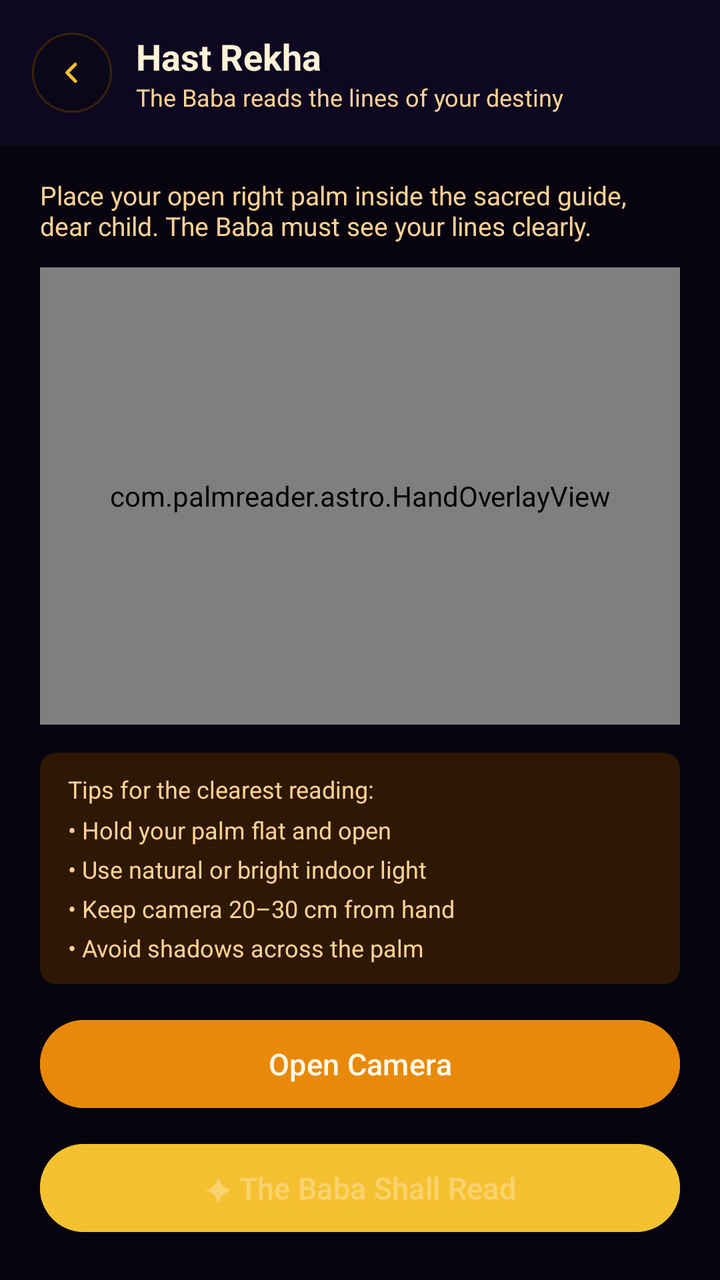
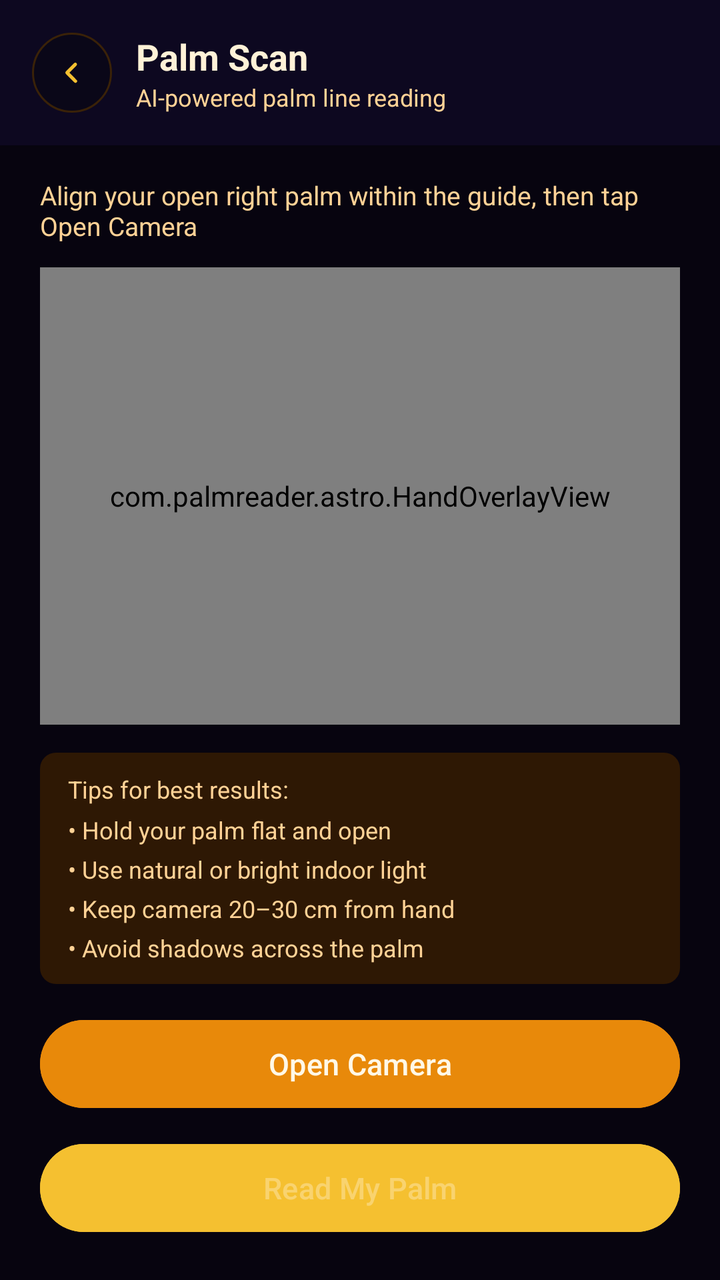

The first picture is an Android layout as it rendered before a commit; the second is the same layout after the commit. The layout source and the unified diff follow.
<!-- AndroidManifest.xml: application theme Theme.Astroapp -->
<!-- res/layout/activity_scan.xml -->
<?xml version="1.0" encoding="utf-8"?>
<LinearLayout xmlns:android="http://schemas.android.com/apk/res/android"
    xmlns:app="http://schemas.android.com/apk/res-auto"
    android:layout_width="match_parent"
    android:layout_height="match_parent"
    android:orientation="vertical"
    android:background="@color/bg_warm">

    
    <LinearLayout
        android:layout_width="match_parent"
        android:layout_height="wrap_content"
        android:background="@color/surface"
        android:elevation="2dp"
        android:padding="16dp"
        android:orientation="horizontal"
        android:gravity="center_vertical">

        <ImageView
            android:id="@+id/btnBack"
            android:layout_width="40dp"
            android:layout_height="40dp"
            android:layout_marginEnd="12dp"
            android:background="@drawable/bg_topbar_icon"
            android:padding="10dp"
            android:scaleType="fitCenter"
            app:srcCompat="@drawable/ic_back_arrow"
            android:tint="@color/brand_gold"
            android:contentDescription="@string/cd_back_button" />

        <LinearLayout
            android:layout_width="0dp"
            android:layout_height="wrap_content"
            android:layout_weight="1"
            android:orientation="vertical">

            <TextView
                android:layout_width="wrap_content"
                android:layout_height="wrap_content"
                android:text="@string/scan_title"
                android:textSize="18sp"
                android:textStyle="bold"
                android:textColor="@color/text_dark" />

            <TextView
                android:layout_width="wrap_content"
                android:layout_height="wrap_content"
                android:text="@string/scan_header_subtitle"
                android:textSize="12sp"
                android:textColor="@color/text_medium" />
        </LinearLayout>
    </LinearLayout>

    <LinearLayout
        android:layout_width="match_parent"
        android:layout_height="match_parent"
        android:orientation="vertical"
        android:paddingStart="20dp"
        android:paddingEnd="20dp"
        android:paddingTop="16dp"
        android:paddingBottom="20dp">

        
        <LinearLayout
            android:layout_width="match_parent"
            android:layout_height="wrap_content"
            android:orientation="horizontal"
            android:gravity="center_vertical"
            android:layout_marginBottom="12dp">

            <ProgressBar
                android:id="@+id/progressBar"
                style="?android:attr/progressBarStyleSmall"
                android:layout_width="20dp"
                android:layout_height="20dp"
                android:layout_marginEnd="8dp"
                android:visibility="gone"
                android:indeterminateTint="@color/primary" />

            <TextView
                android:id="@+id/tvStatus"
                android:layout_width="0dp"
                android:layout_height="wrap_content"
                android:layout_weight="1"
                android:text="@string/scan_instruction"
                android:textSize="13sp"
                android:textColor="@color/text_medium" />
        </LinearLayout>

        
        <FrameLayout
            android:layout_width="match_parent"
            android:layout_height="0dp"
            android:layout_weight="1"
            android:layout_marginBottom="14dp">

            <ImageView
                android:id="@+id/ivPreview"
                android:layout_width="match_parent"
                android:layout_height="match_parent"
                android:scaleType="centerCrop"
                android:background="@drawable/bg_preview"
                android:contentDescription="@string/cd_hand_preview" />

            
            <com.palmreader.astro.HandOverlayView
                android:id="@+id/handOverlay"
                android:layout_width="match_parent"
                android:layout_height="match_parent" />

        </FrameLayout>

        
        <TextView
            android:id="@+id/tvTips"
            android:layout_width="match_parent"
            android:layout_height="wrap_content"
            android:text="@string/scan_tips"
            android:textSize="12sp"
            android:textColor="@color/text_medium"
            android:lineSpacingMultiplier="1.4"
            android:background="@drawable/bg_score_track"
            android:paddingStart="14dp"
            android:paddingEnd="14dp"
            android:paddingTop="10dp"
            android:paddingBottom="10dp"
            android:layout_marginBottom="14dp" />

        <com.google.android.material.button.MaterialButton
            android:id="@+id/btnCamera"
            android:layout_width="match_parent"
            android:layout_height="52dp"
            android:text="@string/btn_camera"
            android:textSize="15sp"
            android:backgroundTint="@color/primary"
            android:layout_marginBottom="10dp" />

        <com.google.android.material.button.MaterialButton
            android:id="@+id/btnAnalyze"
            android:layout_width="match_parent"
            android:layout_height="52dp"
            android:text="@string/btn_analyze"
            android:textSize="15sp"
            android:enabled="false"
            android:backgroundTint="@color/secondary" />

    </LinearLayout>
</LinearLayout>
<!-- resources referenced by this layout -->
<resources>
  <color name="bg_warm">#07040F</color>
  <color name="brand_gold">#F5C030</color>
  <color name="primary">#E8890A</color>
  <color name="secondary">#F5C030</color>
  <color name="surface">#0D0820</color>
  <color name="text_dark">#FFF2D7</color>
  <color name="text_medium">#FFD296</color>
  <!-- drawable bg_preview (drawable) -->
  <?xml version="1.0" encoding="utf-8"?>
  <shape xmlns:android="http://schemas.android.com/apk/res/android"
      android:shape="rectangle">
      <solid android:color="@color/surface_variant" />
      <corners android:radius="12dp" />
      <stroke android:width="2dp" android:color="@color/outline" android:dashWidth="8dp" android:dashGap="4dp" />
  </shape>
  <!-- drawable bg_score_track (drawable) -->
  <?xml version="1.0" encoding="utf-8"?>
  <shape xmlns:android="http://schemas.android.com/apk/res/android"
      android:shape="rectangle">
      <solid android:color="@color/score_track" />
      <corners android:radius="8dp" />
  </shape>
  <!-- drawable bg_topbar_icon (drawable) -->
  <?xml version="1.0" encoding="utf-8"?>
  <shape xmlns:android="http://schemas.android.com/apk/res/android"
      android:shape="oval">
      <solid android:color="@color/surface_container_low" />
      <stroke
          android:width="1dp"
          android:color="@color/glass_card_border" />
  </shape>
  <string name="btn_analyze">✦ The Baba Shall Read</string>
  <string name="btn_camera">Open Camera</string>
  <string name="cd_back_button">Return</string>
  <string name="cd_hand_preview">Sacred palm preview</string>
  <string name="scan_header_subtitle">The Baba reads the lines of your destiny</string>
  <string name="scan_instruction">Place your open right palm inside the sacred guide, dear child. The Baba must see your lines clearly.</string>
  <string name="scan_tips">Tips for the clearest reading:\n\u2022 Hold your palm flat and open\n\u2022 Use natural or bright indoor light\n\u2022 Keep camera 20\u201330 cm from hand\n\u2022 Avoid shadows across the palm</string>
  <string name="scan_title">Hast Rekha</string>
  <color name="surface_variant">#150E22</color>
  <color name="outline">#3A2208</color>
  <color name="score_track">#2E1804</color>
  <color name="surface_container_low">#0A0718</color>
  <color name="glass_card_border">#3A2208</color>
  <color name="primary_dark">#C9720A</color>
  <color name="on_primary">#FFF8E7</color>
  <color name="primary_container">#2E1804</color>
  <color name="on_primary_container">#FFD080</color>
  <color name="on_secondary">#1A1200</color>
  <color name="secondary_container">#3A2A00</color>
  <color name="on_secondary_container">#FFE580</color>
  <color name="tertiary">#F5C030</color>
  <color name="on_tertiary">#1A1200</color>
  <color name="tertiary_container">#3A2A00</color>
  <color name="on_tertiary_container">#FFE580</color>
  <color name="error">#FF4D4D</color>
  <color name="on_error">#FFFFFF</color>
  <color name="error_container">#93000A</color>
  <color name="on_error_container">#FFDAD6</color>
  <color name="on_surface">#FFF2D7</color>
  <color name="on_surface_variant">#FFD296</color>
  <style name="ShapeAppearance.Astro.SmallComponent" parent="ShapeAppearance.Material3.SmallComponent">
          <item name="cornerSize">@dimen/radius_sm</item>
      </style>
  <style name="ShapeAppearance.Astro.MediumComponent" parent="ShapeAppearance.Material3.MediumComponent">
          <item name="cornerSize">@dimen/radius_md</item>
      </style>
  <style name="ShapeAppearance.Astro.LargeComponent" parent="ShapeAppearance.Material3.LargeComponent">
          <item name="cornerSize">@dimen/radius_lg</item>
      </style>
  <dimen name="radius_sm">8dp</dimen>
  <dimen name="radius_md">12dp</dimen>
  <dimen name="radius_lg">16dp</dimen>
  <!-- unchanged entries left out for length: 2 -->
</resources>

<!-- the commit's change to res/layout/activity_scan.xml (unified diff, before → after) -->
@@ -25,7 +25,7 @@
             android:padding="10dp"
             android:scaleType="fitCenter"
             app:srcCompat="@drawable/ic_back_arrow"
-            android:tint="@color/brand_gold"
+            app:tint="@color/brand_gold"
             android:contentDescription="@string/cd_back_button" />
 
         <LinearLayout
<!-- resource entries referenced after the edit -->
@@ -31,14 +31,14 @@
           android:width="1dp"
           android:color="@color/glass_card_border" />
   </shape>
-  <string name="btn_analyze">✦ The Baba Shall Read</string>
+  <string name="btn_analyze">Read My Palm</string>
   <string name="btn_camera">Open Camera</string>
-  <string name="cd_back_button">Return</string>
-  <string name="cd_hand_preview">Sacred palm preview</string>
-  <string name="scan_header_subtitle">The Baba reads the lines of your destiny</string>
-  <string name="scan_instruction">Place your open right palm inside the sacred guide, dear child. The Baba must see your lines clearly.</string>
-  <string name="scan_tips">Tips for the clearest reading:\n\u2022 Hold your palm flat and open\n\u2022 Use natural or bright indoor light\n\u2022 Keep camera 20\u201330 cm from hand\n\u2022 Avoid shadows across the palm</string>
-  <string name="scan_title">Hast Rekha</string>
+  <string name="cd_back_button">Go back</string>
+  <string name="cd_hand_preview">Hand preview area</string>
+  <string name="scan_header_subtitle">AI-powered palm line reading</string>
+  <string name="scan_instruction">Align your open right palm within the guide, then tap Open Camera</string>
+  <string name="scan_tips">Tips for best results:\n\u2022 Hold your palm flat and open\n\u2022 Use natural or bright indoor light\n\u2022 Keep camera 20\u201330 cm from hand\n\u2022 Avoid shadows across the palm</string>
+  <string name="scan_title">Palm Scan</string>
   <color name="surface_variant">#150E22</color>
   <color name="outline">#3A2208</color>
   <color name="score_track">#2E1804</color>
